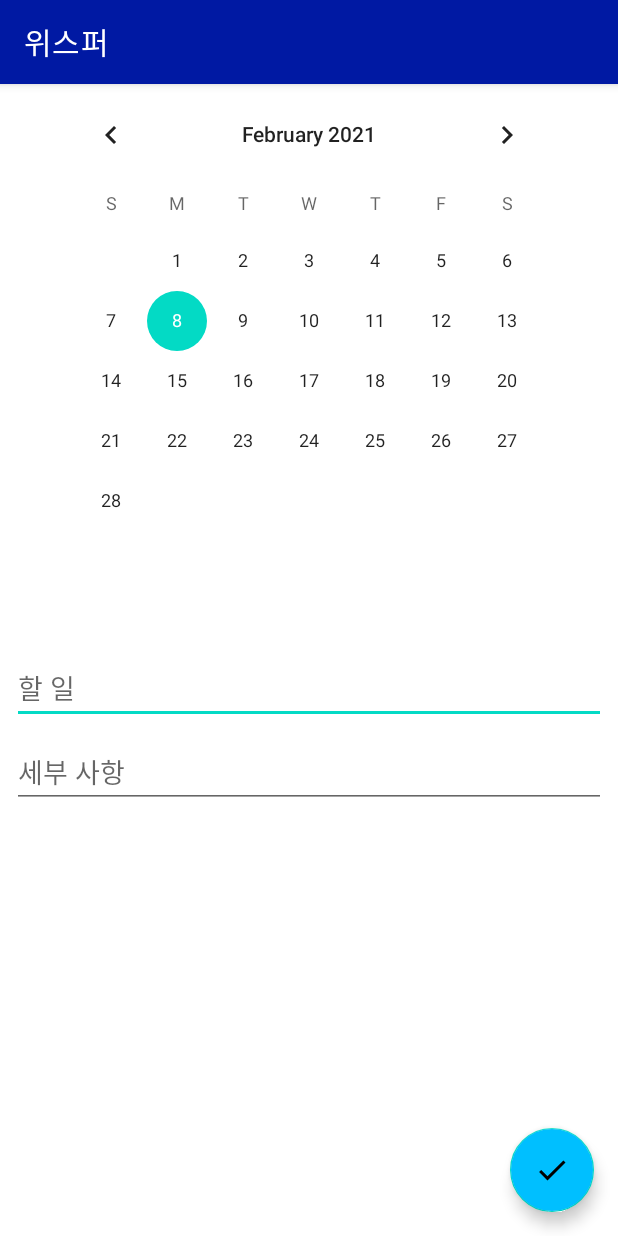
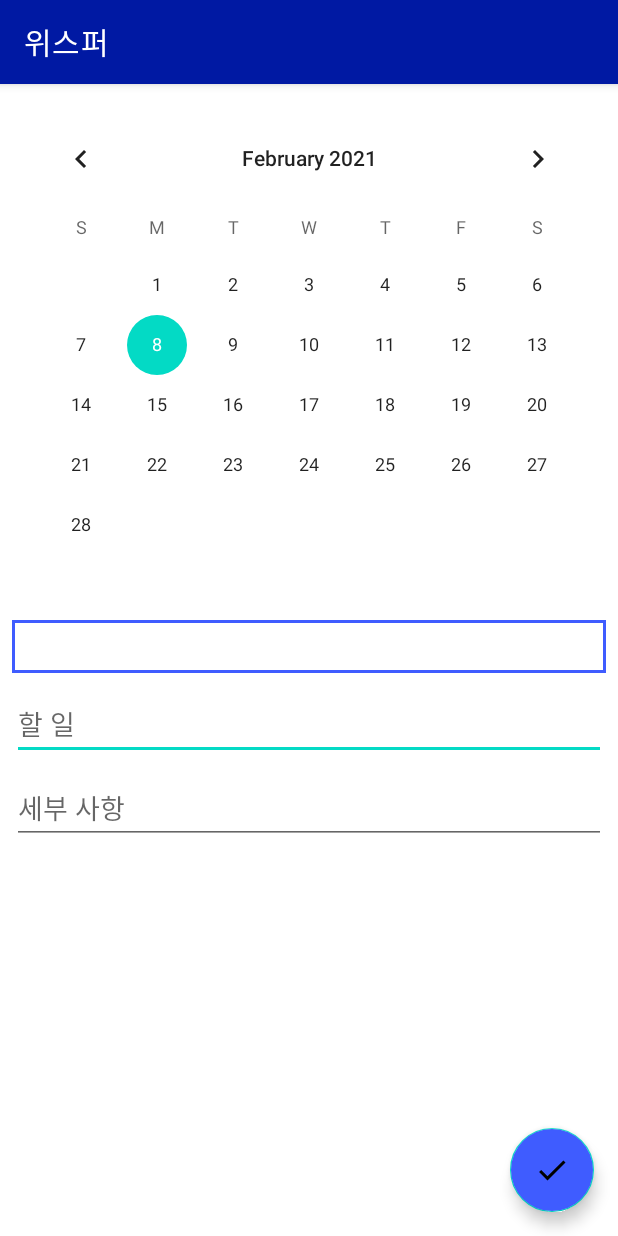
Before and after one commit to GURU2-Android-Kotlin/whisperApp, an Android app: the EditTodoActivity screen opened directly, with no data from a screen before it, on a phone screen of 412 x 824 dp. Run offline under Robolectric (Android 15) with nearby library versions, the phone set to English and light mode, and no system bars; libraries missing offline, so code that uses them is left out: io.realm, io.realm.exceptions, io.realm.kotlin; 2 statements that could not run were skipped.

Commit message:
todo 디자인

```diff
--- /dev/null
+++ b/app/src/main/res/drawable/edgeblue.xml
@@ -0,0 +1,5 @@
+<?xml version="1.0" encoding="utf-8"?>
+<shape xmlns:android="http://schemas.android.com/apk/res/android">
+    <solid android:color="#ffffff"/>
+    <stroke android:width="2dp" android:color="@color/main_color"/>
+</shape>
--- a/app/src/main/res/layout/todo_activity.xml
+++ b/app/src/main/res/layout/todo_activity.xml
@@ -28,6 +28,7 @@
         android:layout_height="wrap_content"
         android:layout_gravity="bottom|end"
         android:layout_margin="@dimen/fab_margin"
+        android:backgroundTint="#3f5cff"
         app:srcCompat="@drawable/ic_baseline_add_24" />
 
 </androidx.coordinatorlayout.widget.CoordinatorLayout>
--- a/app/src/main/res/layout/todo_activity_edit.xml
+++ b/app/src/main/res/layout/todo_activity_edit.xml
@@ -8,8 +8,10 @@
 
     <CalendarView
         android:id="@+id/calendarView"
-        android:layout_width="wrap_content"
-        android:layout_height="wrap_content"
+        android:layout_width="395dp"
+        android:layout_height="331dp"
+        android:layout_marginTop="16dp"
+        android:background="@color/white"
         app:layout_constraintEnd_toEndOf="parent"
         app:layout_constraintStart_toStartOf="parent"
         app:layout_constraintTop_toTopOf="parent" />
@@ -19,8 +21,10 @@
         android:layout_width="0dp"
         android:layout_height="wrap_content"
         android:layout_marginStart="8dp"
-        android:layout_marginTop="8dp"
+        android:layout_marginTop="10dp"
         android:layout_marginEnd="8dp"
+        android:background="@drawable/edgeblue"
+        android:padding="5dp"
         android:textAlignment="center"
         android:textSize="18sp"
         app:layout_constraintEnd_toEndOf="parent"
@@ -32,7 +36,7 @@
         android:layout_width="0dp"
         android:layout_height="wrap_content"
         android:layout_marginStart="8dp"
-        android:layout_marginTop="8dp"
+        android:layout_marginTop="10dp"
         android:layout_marginEnd="8dp"
         android:ems="10"
         android:hint="@string/todo"
@@ -62,7 +66,7 @@
         android:layout_marginEnd="16dp"
         android:layout_marginBottom="16dp"
         android:clickable="true"
-        android:backgroundTint="#00bfff"
+        android:backgroundTint="#3f5cff"
         android:tint="@android:color/white"
         app:layout_constraintBottom_toBottomOf="parent"
         app:layout_constraintEnd_toEndOf="parent"
@@ -75,7 +79,7 @@
         android:layout_marginStart="16dp"
         android:layout_marginBottom="16dp"
         android:clickable="true"
-        android:backgroundTint="#00bfff"
+        android:backgroundTint="#3f5cff"
         android:tint="@android:color/white"
         app:layout_constraintBottom_toBottomOf="parent"
         app:layout_constraintStart_toStartOf="parent"
```
Also changed, not shown: app/src/main/res/layout/todo_item.xml (+11 -5 lines).
